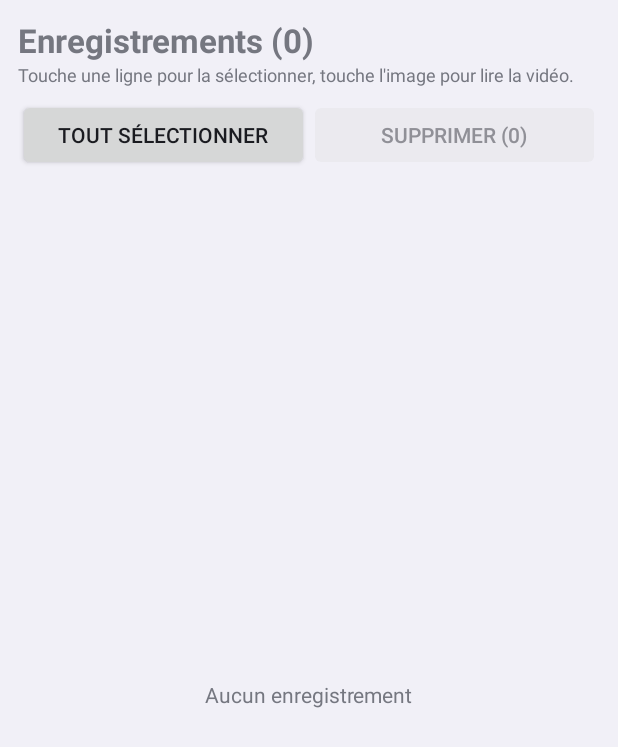
After one commit to tiilow/teste, an Android app: the RecordingsActivity screen opened directly, with no data from a screen before it, on a phone screen of 412 x 824 dp. The commit adds this screen. Shown: the top 747 px of the screen. Run offline under Robolectric (Android 15) with nearby library versions, the phone set to English and light mode, and no system bars.

Commit message:
Add files via upload

```diff
--- a/Surveillance-projet-android/app/build.gradle.kts
+++ b/Surveillance-projet-android/app/build.gradle.kts
@@ -9,8 +9,8 @@ android {
         applicationId = "com.example.surveillance"
         minSdk = 29
         targetSdk = 34
-        versionCode = 3
-        versionName = "2.1"
+        versionCode = 4
+        versionName = "3.0"
     }
     signingConfigs {
         getByName("debug") {
--- /dev/null
+++ b/Surveillance-projet-android/app/src/main/java/com/example/surveillance/RecordingsActivity.kt
@@ -0,0 +1,248 @@
+package com.example.surveillance
+
+import android.Manifest
+import android.app.AlertDialog
+import android.content.Intent
+import android.content.pm.PackageManager
+import android.graphics.Bitmap
+import android.net.Uri
+import android.os.Build
+import android.os.Bundle
+import android.provider.MediaStore
+import android.util.LruCache
+import android.util.Size
+import android.view.LayoutInflater
+import android.view.View
+import android.view.ViewGroup
+import android.widget.BaseAdapter
+import android.widget.Button
+import android.widget.CheckBox
+import android.widget.ImageView
+import android.widget.ListView
+import android.widget.TextView
+import android.widget.Toast
+import androidx.activity.ComponentActivity
+import androidx.activity.result.IntentSenderRequest
+import androidx.activity.result.contract.ActivityResultContracts
+import java.text.SimpleDateFormat
+import java.util.Date
+import java.util.Locale
+import java.util.concurrent.Executors
+
+class RecordingsActivity : ComponentActivity() {
+
+    private class Item(
+        val id: Long, val uri: Uri, val dateMs: Long, val durMs: Long, val size: Long
+    )
+
+    private class Holder(
+        val check: CheckBox, val thumb: ImageView,
+        val title: TextView, val sub: TextView, var id: Long = -1
+    )
+
+    private var items: List<Item> = emptyList()
+    private val selected = HashSet<Long>()
+    private val thumbs = LruCache<Long, Bitmap>(80)
+    private val pool = Executors.newFixedThreadPool(2)
+    private val dateFmt = SimpleDateFormat("EEE dd/MM/yyyy 'à' HH:mm:ss", Locale.getDefault())
+
+    private lateinit var list: ListView
+    private lateinit var title: TextView
+    private lateinit var selectAll: Button
+    private lateinit var deleteBtn: Button
+    private val adapter = Adapter()
+
+    private val readPerm: String
+        get() = if (Build.VERSION.SDK_INT >= 33) Manifest.permission.READ_MEDIA_VIDEO
+        else Manifest.permission.READ_EXTERNAL_STORAGE
+
+    private val permLauncher =
+        registerForActivityResult(ActivityResultContracts.RequestPermission()) { load() }
+
+    private val deleteLauncher =
+        registerForActivityResult(ActivityResultContracts.StartIntentSenderForResult()) { load() }
+
+    override fun onCreate(savedInstanceState: Bundle?) {
+        super.onCreate(savedInstanceState)
+        setContentView(R.layout.activity_recordings)
+        list = findViewById(R.id.list)
+        title = findViewById(R.id.title)
+        selectAll = findViewById(R.id.selectAll)
+        deleteBtn = findViewById(R.id.deleteBtn)
+        list.adapter = adapter
+        list.emptyView = findViewById(R.id.empty)
+
+        list.setOnItemClickListener { _, _, pos, _ ->
+            val id = items[pos].id
+            if (!selected.remove(id)) selected.add(id)
+            adapter.notifyDataSetChanged()
+            updateButtons()
+        }
+        selectAll.setOnClickListener {
+            if (items.isNotEmpty() && selected.size == items.size) selected.clear()
+            else { selected.clear(); items.forEach { selected.add(it.id) } }
+            adapter.notifyDataSetChanged()
+            updateButtons()
+        }
+        deleteBtn.setOnClickListener { confirmDelete() }
+
+        if (checkSelfPermission(readPerm) != PackageManager.PERMISSION_GRANTED) {
+            permLauncher.launch(readPerm)
+        }
+    }
+
+    override fun onResume() {
+        super.onResume()
+        load()
+    }
+
+    override fun onDestroy() {
+        super.onDestroy()
+        pool.shutdown()
+    }
+
+    // ---------- Chargement ----------
+
+    private fun load() {
+        Thread {
+            val result = ArrayList<Item>()
+            try {
+                val proj = arrayOf(
+                    MediaStore.Video.Media._ID,
+                    MediaStore.Video.Media.DATE_ADDED,
+                    MediaStore.Video.Media.DURATION,
+                    MediaStore.Video.Media.SIZE
+                )
+                contentResolver.query(
+                    MediaStore.Video.Media.EXTERNAL_CONTENT_URI, proj,
+                    MediaStore.Video.Media.RELATIVE_PATH + " LIKE ?",
+                    arrayOf("Movies/Surveillance%"),
+                    MediaStore.Video.Media.DATE_ADDED + " DESC"
+                )?.use { c ->
+                    val iId = c.getColumnIndexOrThrow(MediaStore.Video.Media._ID)
+                    val iDate = c.getColumnIndexOrThrow(MediaStore.Video.Media.DATE_ADDED)
+                    val iDur = c.getColumnIndexOrThrow(MediaStore.Video.Media.DURATION)
+                    val iSize = c.getColumnIndexOrThrow(MediaStore.Video.Media.SIZE)
+                    while (c.moveToNext()) {
+                        val id = c.getLong(iId)
+                        val uri = android.content.ContentUris.withAppendedId(
+                            MediaStore.Video.Media.EXTERNAL_CONTENT_URI, id
+                        )
+                        result.add(
+                            Item(id, uri, c.getLong(iDate) * 1000, c.getLong(iDur), c.getLong(iSize))
+                        )
+                    }
+                }
+            } catch (e: Exception) { }
+            runOnUiThread {
+                items = result
+                selected.retainAll(result.map { it.id }.toSet())
+                adapter.notifyDataSetChanged()
+                updateButtons()
+            }
+        }.start()
+    }
+
+    private fun updateButtons() {
+        title.text = "Enregistrements (" + items.size + ")"
+        deleteBtn.text = "Supprimer (" + selected.size + ")"
+        deleteBtn.isEnabled = selected.isNotEmpty()
+        selectAll.text =
+            if (items.isNotEmpty() && selected.size == items.size) "Tout désélectionner"
+            else "Tout sélectionner"
+    }
+
+    // ---------- Suppression ----------
+
+    private fun confirmDelete() {
+        val n = selected.size
+        if (n == 0) return
+        AlertDialog.Builder(this)
+            .setMessage("Supprimer $n vidéo(s) ? Cette action est définitive.")
+            .setPositiveButton("Supprimer") { _, _ -> deleteSelected() }
+            .setNegativeButton("Annuler", null)
+            .show()
+    }
+
+    private fun deleteSelected() {
+        val uris = items.filter { it.id in selected }.map { it.uri }
+        Thread {
+            val needsConsent = ArrayList<Uri>()
+            for (u in uris) {
+                try {
+                    contentResolver.delete(u, null, null)
+                } catch (e: SecurityException) {
+                    needsConsent.add(u)
+                } catch (e: Exception) { }
+            }
+            runOnUiThread {
+                selected.clear()
+                if (needsConsent.isNotEmpty() && Build.VERSION.SDK_INT >= 30) {
+                    try {
+                        val pi = MediaStore.createDeleteRequest(contentResolver, needsConsent)
+                        deleteLauncher.launch(IntentSenderRequest.Builder(pi.intentSender).build())
+                    } catch (e: Exception) {
+                        Toast.makeText(this, "Suppression impossible", Toast.LENGTH_LONG).show()
+                        load()
+                    }
+                } else load()
+            }
+        }.start()
+    }
+
+    private fun play(uri: Uri) {
+        try {
+            startActivity(
+                Intent(Intent.ACTION_VIEW)
+                    .setDataAndType(uri, "video/*")
+                    .addFlags(Intent.FLAG_GRANT_READ_URI_PERMISSION)
+            )
+        } catch (e: Exception) {
+            Toast.makeText(this, "Aucun lecteur vidéo trouvé", Toast.LENGTH_LONG).show()
+        }
+    }
+
+    // ---------- Liste ----------
+
+    private inner class Adapter : BaseAdapter() {
+        override fun getCount() = items.size
+        override fun getItem(position: Int): Any = items[position]
+        override fun getItemId(position: Int) = items[position].id
+
+        override fun getView(position: Int, convertView: View?, parent: ViewGroup?): View {
+            val v = convertView ?: LayoutInflater.from(this@RecordingsActivity)
+                .inflate(R.layout.item_recording, parent, false)
+            val h = (v.tag as? Holder) ?: Holder(
+                v.findViewById(R.id.check), v.findViewById(R.id.thumb),
+                v.findViewById(R.id.itemTitle), v.findViewById(R.id.itemSub)
+            ).also { v.tag = it }
+
+            val it = items[position]
+            h.id = it.id
+            h.check.isChecked = it.id in selected
+            h.title.text = dateFmt.format(Date(it.dateMs))
+            val sec = it.durMs / 1000
+            h.sub.text = String.format(
+                Locale.getDefault(), "Durée %d:%02d  ·  %.1f Mo",
+                sec / 60, sec % 60, it.size / 1048576.0
+            )
+            h.thumb.setOnClickListener { _ -> play(it.uri) }
+
+            val cached = thumbs.get(it.id)
+            if (cached != null) {
+                h.thumb.setImageBitmap(cached)
+            } else {
+                h.thumb.setImageDrawable(null)
+                h.thumb.setBackgroundColor(0xFFDDDDDD.toInt())
+                pool.execute {
+                    try {
+                        val bmp = contentResolver.loadThumbnail(it.uri, Size(192, 128), null)
+                        thumbs.put(it.id, bmp)
+                        runOnUiThread { if (h.id == it.id) h.thumb.setImageBitmap(bmp) }
+                    } catch (e: Exception) { }
+                }
+            }
+            return v
+        }
+    }
+}
--- a/Surveillance-projet-android/app/src/main/java/com/example/surveillance/SettingsActivity.kt
+++ b/Surveillance-projet-android/app/src/main/java/com/example/surveillance/SettingsActivity.kt
@@ -32,6 +32,7 @@ class SettingsActivity : Activity() {
         bindSeek(R.id.motionSeek, R.id.motionVal, s.motionSens) { s.motionSens = it }
         bindSeek(R.id.soundSeek, R.id.soundVal, s.soundSens) { s.soundSens = it }
 
+        findViewById<Button>(R.id.battery).setOnClickListener { requestIgnoreBattery(this) }
         findViewById<Button>(R.id.done).setOnClickListener { finish() }
     }
 
--- /dev/null
+++ b/Surveillance-projet-android/app/src/main/res/layout/activity_recordings.xml
@@ -0,0 +1,61 @@
+<?xml version="1.0" encoding="utf-8"?>
+<LinearLayout xmlns:android="http://schemas.android.com/apk/res/android"
+    android:layout_width="match_parent"
+    android:layout_height="match_parent"
+    android:orientation="vertical"
+    android:padding="12dp">
+
+    <TextView
+        android:id="@+id/title"
+        android:layout_width="wrap_content"
+        android:layout_height="wrap_content"
+        android:text="Enregistrements"
+        android:textSize="22sp"
+        android:textStyle="bold" />
+
+    <TextView
+        android:layout_width="wrap_content"
+        android:layout_height="wrap_content"
+        android:text="Touche une ligne pour la sélectionner, touche l'image pour lire la vidéo."
+        android:textSize="12sp" />
+
+    <LinearLayout
+        android:layout_width="match_parent"
+        android:layout_height="wrap_content"
+        android:layout_marginTop="8dp"
+        android:orientation="horizontal">
+
+        <Button
+            android:id="@+id/selectAll"
+            android:layout_width="0dp"
+            android:layout_height="wrap_content"
+            android:layout_weight="1"
+            android:text="Tout sélectionner" />
+
+        <Button
+            android:id="@+id/deleteBtn"
+            android:layout_width="0dp"
+            android:layout_height="wrap_content"
+            android:layout_weight="1"
+            android:enabled="false"
+            android:text="Supprimer (0)" />
+    </LinearLayout>
+
+    <FrameLayout
+        android:layout_width="match_parent"
+        android:layout_height="0dp"
+        android:layout_weight="1">
+
+        <ListView
+            android:id="@+id/list"
+            android:layout_width="match_parent"
+            android:layout_height="match_parent" />
+
+        <TextView
+            android:id="@+id/empty"
+            android:layout_width="wrap_content"
+            android:layout_height="wrap_content"
+            android:layout_gravity="center"
+            android:text="Aucun enregistrement" />
+    </FrameLayout>
+</LinearLayout>
```
Also changed, not shown: Surveillance-projet-android/app/src/main/AndroidManifest.xml (+9 -0 lines), Surveillance-projet-android/app/src/main/java/com/example/surveillance/MainActivity.kt (+94 -2 lines), Surveillance-projet-android/app/src/main/java/com/example/surveillance/Settings.kt (+30 -0 lines), Surveillance-projet-android/app/src/main/java/com/example/surveillance/SurveillanceService.kt (+32 -8 lines), Surveillance-projet-android/app/src/main/java/com/example/surveillance/ZoneOverlay.kt (added, +71 -0 lines), Surveillance-projet-android/app/src/main/res/layout/activity_main.xml (+35 -4 lines), Surveillance-projet-android/app/src/main/res/layout/activity_settings.xml (+7 -0 lines), Surveillance-projet-android/app/src/main/res/layout/item_recording.xml (added, +44 -0 lines).
